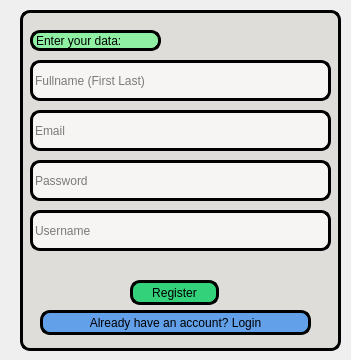
First picture: the form in ui/register_window.ui, repository WarschauerStr/sQuiz-Game, before the edit.
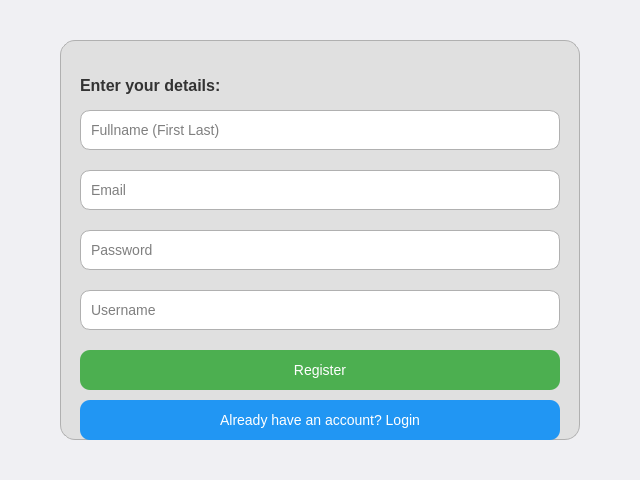
Second picture: the form after the edit.

```diff
--- a/ui/register_window.ui
+++ b/ui/register_window.ui
@@ -6,97 +6,92 @@
    <rect>
     <x>0</x>
     <y>0</y>
-    <width>351</width>
-    <height>360</height>
+    <width>640</width>
+    <height>480</height>
    </rect>
   </property>
   <property name="windowTitle">
-   <string>register_window</string>
+   <string>Register</string>
+  </property>
+  <property name="styleSheet">
+   <string notr="true">
+    QDialog {
+        background-color: #f0f0f3;
+        border-radius: 20px;
+    }
+    QFrame#frame {
+        background-color: #e0e0e0;
+        border-radius: 15px;
+        border: 1px solid #b0b0b0;
+    }
+    QLabel {
+        background-color: transparent;
+        font-size: 16px;
+        font-weight: bold;
+        color: #333333;
+    }
+    QLineEdit {
+        background-color: #ffffff;
+        border: 1px solid #b0b0b0;
+        border-radius: 10px;
+        padding: 8px;
+        font-size: 14px;
+    }
+    QPushButton#register_button {
+        background-color: #4caf50;
+        color: white;
+        border: none;
+        border-radius: 10px;
+        padding: 10px;
+        font-size: 14px;
+    }
+    QPushButton#register_button:hover {
+        background-color: #45a049;
+    }
+    QPushButton#login_button {
+        background-color: #2196f3;
+        color: white;
+        border: none;
+        border-radius: 10px;
+        padding: 10px;
+        font-size: 14px;
+    }
+    QPushButton#login_button:hover {
+        background-color: #1e88e5;
+    }
+   </string>
   </property>
   <widget class="QFrame" name="frame">
    <property name="geometry">
     <rect>
-     <x>20</x>
-     <y>10</y>
-     <width>321</width>
-     <height>341</height>
+     <x>60</x>
+     <y>40</y>
+     <width>520</width>
+     <height>400</height>
     </rect>
    </property>
-   <property name="styleSheet">
-    <string notr="true">background-color:rgb(222, 221, 218);
-border: 3px solid rgb(0, 0, 0);
-border-radius: 10px;
-</string>
-   </property>
-   <property name="frameShape">
-    <enum>QFrame::StyledPanel</enum>
-   </property>
-   <property name="frameShadow">
-    <enum>QFrame::Raised</enum>
-   </property>
    <widget class="QLabel" name="enter_your_data_label">
     <property name="geometry">
      <rect>
-      <x>10</x>
-      <y>20</y>
-      <width>131</width>
-      <height>21</height>
-     </rect>
-    </property>
-    <property name="styleSheet">
-     <string notr="true">background-color: rgb(143, 240, 164);
-border: 3px solid rgb(0, 0, 0);
-border-radius: 10px;
-</string>
-    </property>
-    <property name="text">
-     <string>Enter your data:</string>
-    </property>
-   </widget>
-   <widget class="QPushButton" name="register_button">
-    <property name="geometry">
-     <rect>
-      <x>110</x>
-      <y>270</y>
-      <width>89</width>
-      <height>25</height>
-     </rect>
-    </property>
-    <property name="styleSheet">
-     <string notr="true">background-color: rgb(51, 209, 122);</string>
-    </property>
-    <property name="text">
-     <string>Register</string>
-    </property>
-   </widget>
-   <widget class="QPushButton" name="login_button">
-    <property name="geometry">
-     <rect>
       <x>20</x>
-      <y>300</y>
-      <width>271</width>
-      <height>25</height>
+      <y>30</y>
+      <width>200</width>
+      <height>30</height>
      </rect>
     </property>
-    <property name="styleSheet">
-     <string notr="true">background-color: rgb(98, 160, 234);</string>
-    </property>
     <property name="text">
-     <string>Already have an account? Login</string>
+     <string>Enter your details:</string>
     </property>
    </widget>
    <widget class="QLineEdit" name="fullname_lineEdit">
     <property name="geometry">
      <rect>
-      <x>10</x>
-      <y>50</y>
-      <width>301</width>
-      <height>41</height>
+      <x>20</x>
+      <y>70</y>
+      <width>480</width>
+      <height>40</height>
      </rect>
     </property>
-    <property name="styleSheet">
-     <string notr="true">background-color: rgb(246, 245, 244);</string>
-    </property>
     <property name="placeholderText">
      <string>Fullname (First Last)</string>
     </property>
@@ -104,18 +99,12 @@
    <widget class="QLineEdit" name="email_lineEdit">
     <property name="geometry">
      <rect>
-      <x>10</x>
-      <y>100</y>
-      <width>301</width>
-      <height>41</height>
+      <x>20</x>
+      <y>130</y>
+      <width>480</width>
+      <height>40</height>
      </rect>
     </property>
-    <property name="styleSheet">
-     <string notr="true">background-color: rgb(246, 245, 244);</string>
-    </property>
-    <property name="frame">
-     <bool>true</bool>
-    </property>
     <property name="placeholderText">
      <string>Email</string>
     </property>
@@ -123,15 +112,12 @@
    <widget class="QLineEdit" name="password_lineEdit">
     <property name="geometry">
      <rect>
-      <x>10</x>
-      <y>150</y>
-      <width>301</width>
-      <height>41</height>
+      <x>20</x>
+      <y>190</y>
+      <width>480</width>
+      <height>40</height>
      </rect>
     </property>
-    <property name="styleSheet">
-     <string notr="true">background-color: rgb(246, 245, 244);</string>
-    </property>
     <property name="placeholderText">
      <string>Password</string>
     </property>
@@ -139,19 +125,42 @@
    <widget class="QLineEdit" name="username_lineEdit">
     <property name="geometry">
      <rect>
-      <x>10</x>
-      <y>200</y>
-      <width>301</width>
-      <height>41</height>
+      <x>20</x>
+      <y>250</y>
+      <width>480</width>
+      <height>40</height>
      </rect>
     </property>
-    <property name="styleSheet">
-     <string notr="true">background-color: rgb(246, 245, 244);</string>
-    </property>
     <property name="placeholderText">
      <string>Username</string>
     </property>
    </widget>
+   <widget class="QPushButton" name="register_button">
+    <property name="geometry">
+     <rect>
+      <x>20</x>
+      <y>310</y>
+      <width>480</width>
+      <height>40</height>
+     </rect>
+    </property>
+    <property name="text">
+     <string>Register</string>
+    </property>
+   </widget>
+   <widget class="QPushButton" name="login_button">
+    <property name="geometry">
+     <rect>
+      <x>20</x>
+      <y>360</y>
+      <width>480</width>
+      <height>40</height>
+     </rect>
+    </property>
+    <property name="text">
+     <string>Already have an account? Login</string>
+    </property>
+   </widget>
   </widget>
  </widget>
  <resources/>
```
